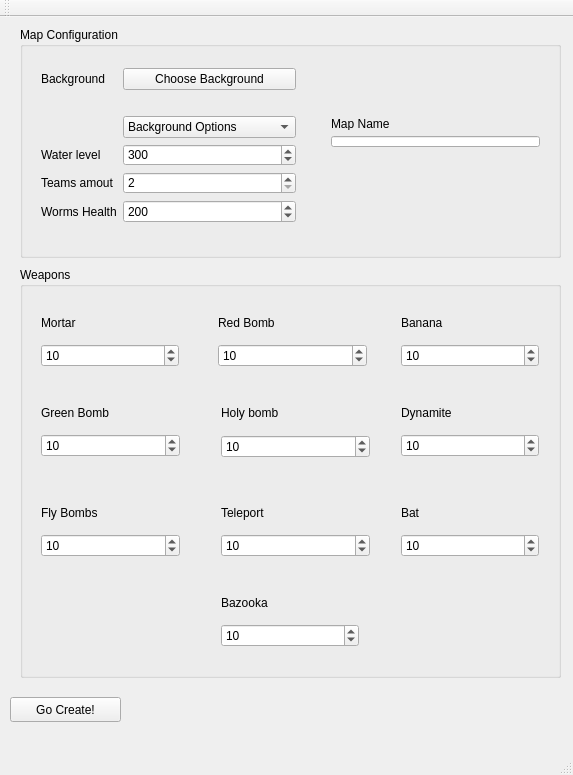
First picture: the form in editor/qtdesigner/editor_launcher.ui, repository gabyrobles93/worms-game-remake, before the edit.
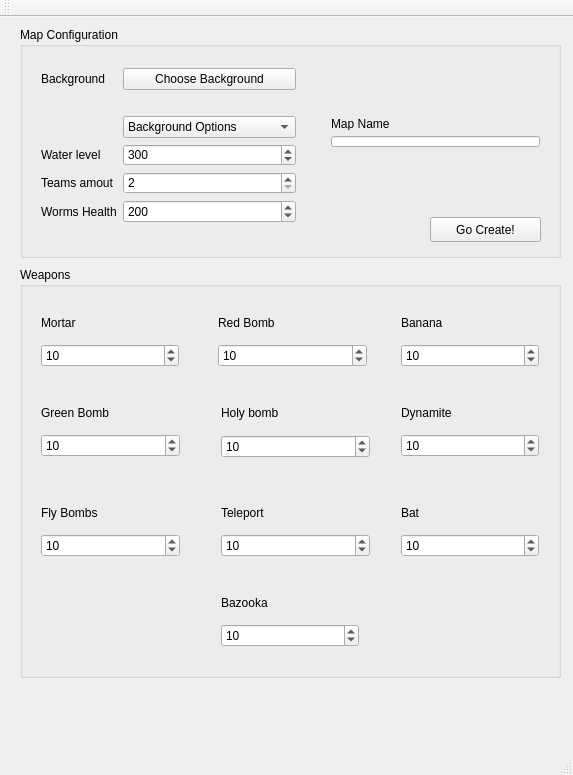
Second picture: the form after the edit. Icons and pictures are not drawn.

Commit message: pequeñas mejoras al editor.

The edit to the form file:
```diff
--- a/editor/qtdesigner/editor_launcher.ui
+++ b/editor/qtdesigner/editor_launcher.ui
@@ -460,6 +460,22 @@
       </item>
      </layout>
     </widget>
+    <widget class="QLabel" name="label_errors">
+     <property name="geometry">
+      <rect>
+       <x>140</x>
+       <y>0</y>
+       <width>411</width>
+       <height>20</height>
+      </rect>
+     </property>
+     <property name="text">
+      <string>&lt;html&gt;&lt;head/&gt;&lt;body&gt;&lt;p&gt;&lt;span style=&quot; color:#ef2929;&quot;&gt;&lt;br/&gt;&lt;/span&gt;&lt;/p&gt;&lt;/body&gt;&lt;/html&gt;</string>
+     </property>
+     <property name="textFormat">
+      <enum>Qt::RichText</enum>
+     </property>
+    </widget>
    </widget>
    <widget class="QGroupBox" name="group_map_config">
     <property name="geometry">
@@ -622,12 +638,11 @@
       </item>
      </layout>
     </widget>
-   </widget>
    <widget class="QPushButton" name="go_create">
     <property name="geometry">
      <rect>
-      <x>10</x>
-      <y>680</y>
+       <x>410</x>
+       <y>190</y>
       <width>111</width>
       <height>25</height>
      </rect>
@@ -636,21 +651,6 @@
      <string>Go Create!</string>
     </property>
    </widget>
-   <widget class="QLabel" name="label_errors">
-    <property name="geometry">
-     <rect>
-      <x>150</x>
-      <y>680</y>
-      <width>411</width>
-      <height>20</height>
-     </rect>
-    </property>
-    <property name="text">
-     <string>&lt;html&gt;&lt;head/&gt;&lt;body&gt;&lt;p&gt;&lt;span style=&quot; color:#ef2929;&quot;&gt;&lt;br/&gt;&lt;/span&gt;&lt;/p&gt;&lt;/body&gt;&lt;/html&gt;</string>
-    </property>
-    <property name="textFormat">
-     <enum>Qt::RichText</enum>
-    </property>
    </widget>
   </widget>
   <widget class="QMenuBar" name="menuBar">
```
Lines whose indentation alone changed are shown as unchanged. The commit also changes 4 other files.
